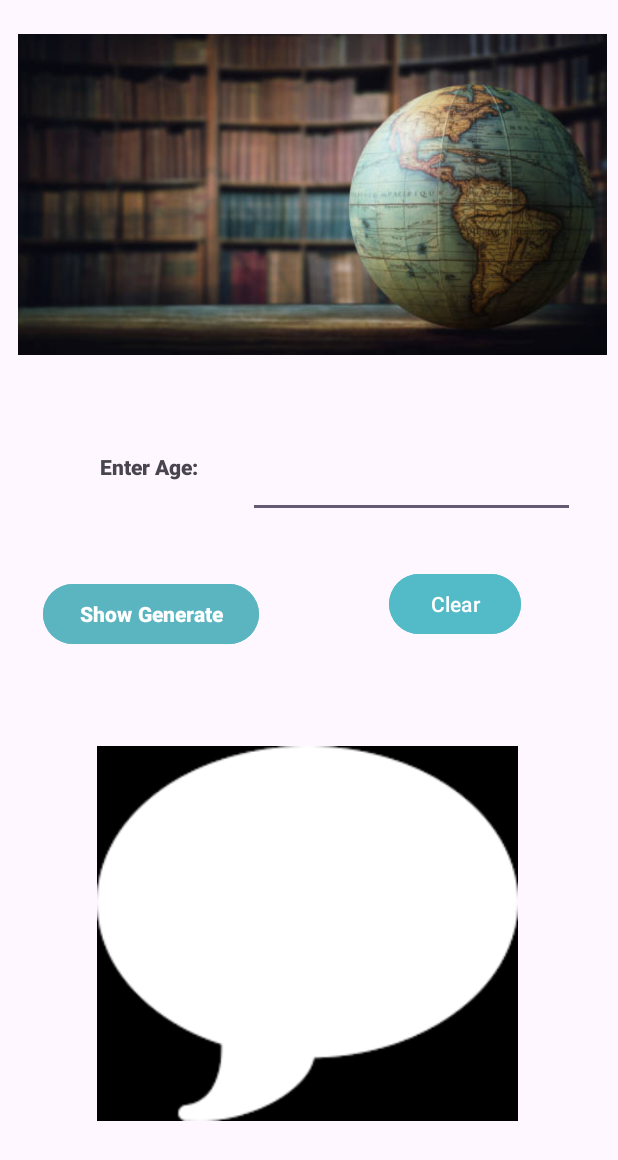
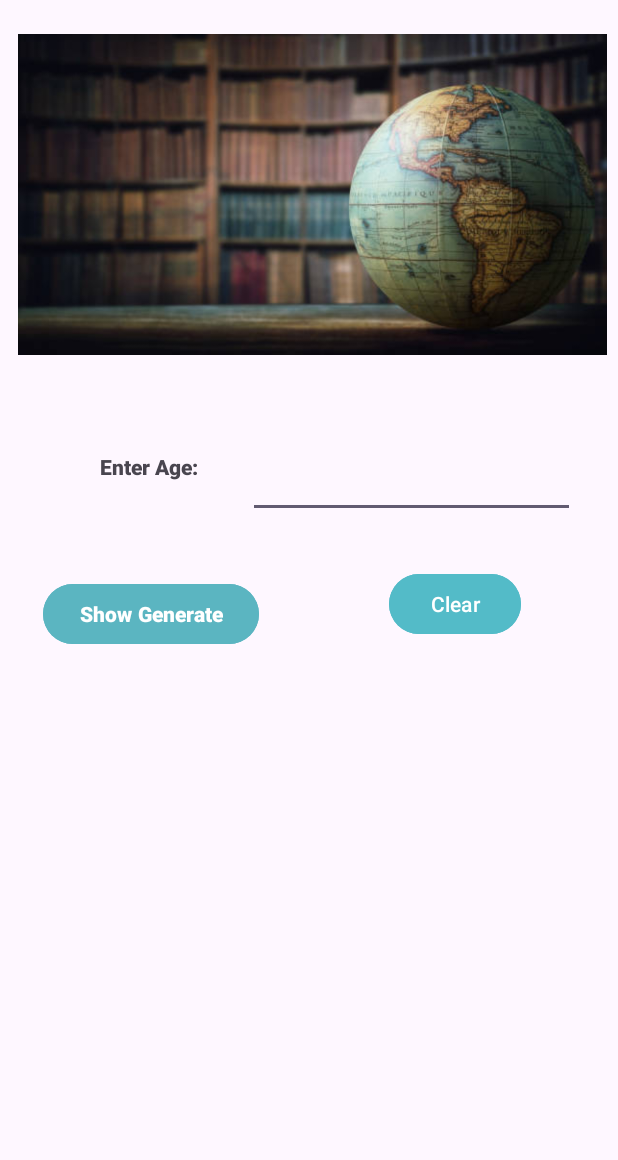
Before and after one commit to ST10458337/Assignment1, an Android app: the screen it shows after launch (MainActivity), on a phone screen of 412 x 824 dp. Shown: the top 1160 px of the screen. Run offline under Robolectric (Android 15) with nearby library versions, the phone set to English and light mode, and no system bars.

```diff
--- a/app/src/main/res/layout/activity_main.xml
+++ b/app/src/main/res/layout/activity_main.xml
@@ -78,6 +78,7 @@
         android:layout_marginTop="15dp"
         android:layout_marginEnd="89dp"
         android:layout_marginBottom="150dp"
+        android:fontFamily="sans-serif-black"
         android:foregroundTint="#CD3939"
         app:layout_constraintBottom_toBottomOf="parent"
         app:layout_constraintEnd_toEndOf="parent"
@@ -97,20 +98,4 @@
         app:layout_constraintTop_toTopOf="parent"
         app:srcCompat="@drawable/history_1" />
 
-    <ImageView
-        android:id="@+id/imageView3"
-        android:layout_width="402dp"
-        android:layout_height="250dp"
-        android:layout_marginStart="3dp"
-        android:layout_marginTop="64dp"
-        android:layout_marginEnd="6dp"
-        android:layout_marginBottom="30dp"
-        app:layout_constraintBottom_toBottomOf="parent"
-        app:layout_constraintEnd_toEndOf="parent"
-        app:layout_constraintHorizontal_bias="1.0"
-        app:layout_constraintStart_toStartOf="parent"
-        app:layout_constraintTop_toBottomOf="@+id/btnGenerate"
-        app:layout_constraintVertical_bias="0.0"
-        app:srcCompat="@drawable/bubble" />
-
 </androidx.constraintlayout.widget.ConstraintLayout>
```
